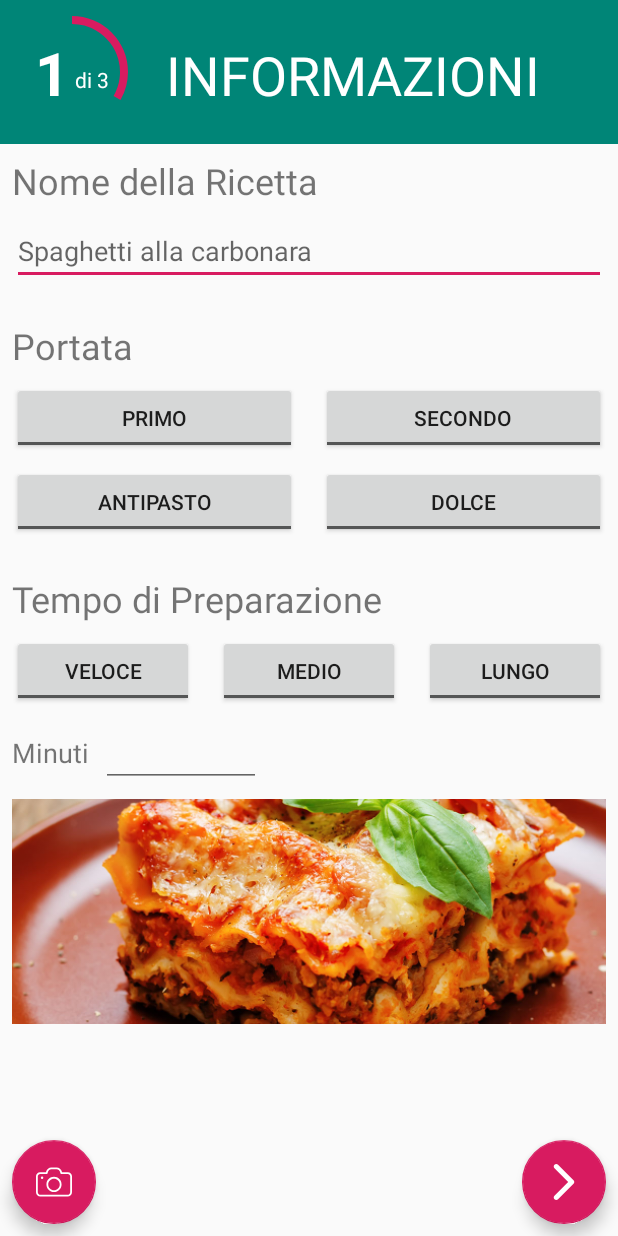
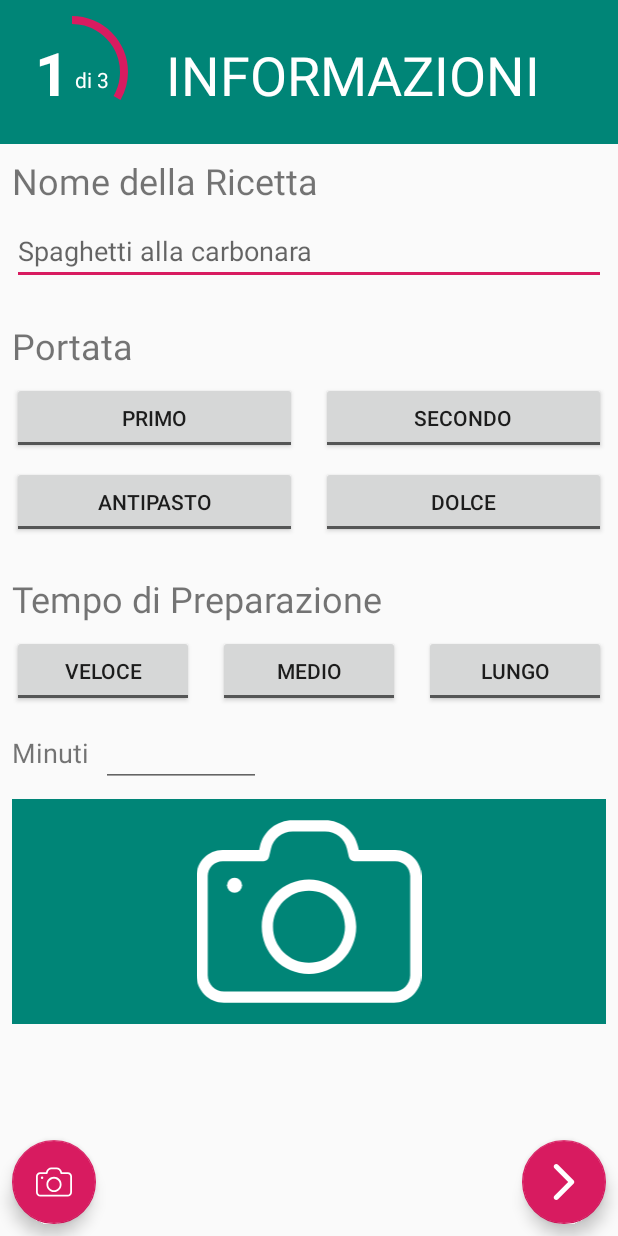
Before and after one commit to progettazioneappmobili/Ricettario, an Android app: the screen it shows after launch (InsertActivity), after a tap on an icon or button, on a phone screen of 412 x 824 dp. Run offline under Robolectric (Android 15) with nearby library versions, the phone set to English and light mode, and no system bars.

Commit message:
Mostra immagini presenti nelle risorse

```diff
--- a/FoodBook/app/src/main/java/com/developer/luca/foodbook/Insert1Fragment.java
+++ b/FoodBook/app/src/main/java/com/developer/luca/foodbook/Insert1Fragment.java
@@ -388,6 +388,7 @@ public class Insert1Fragment extends Fragment {
                 try {
                     // Recupera bitmap da URI immagine selezionata
                     Bitmap imageBitmap = MediaStore.Images.Media.getBitmap(mainActivity.getContentResolver(), contentURI);
+                    imageView.setScaleType(ImageView.ScaleType.CENTER_CROP);
                     imageView.setImageBitmap(imageBitmap);
 
                     // Crea file in cartella personale
@@ -419,6 +420,7 @@ public class Insert1Fragment extends Fragment {
                     Log.d("RECIPE SET", "uri: "+contentURI.toString());
 
                     if (thumbnailBitmap != null){
+                        imageView.setScaleType(ImageView.ScaleType.CENTER_CROP);
                         imageView.setImageBitmap(thumbnailBitmap);
                     }
                 } catch (IOException e) {
--- a/FoodBook/app/src/main/java/com/developer/luca/foodbook/MyExpandableListAdapter.java
+++ b/FoodBook/app/src/main/java/com/developer/luca/foodbook/MyExpandableListAdapter.java
@@ -244,11 +244,12 @@ public class MyExpandableListAdapter extends BaseExpandableListAdapter {
      */
     private ImageView setImage(long id, ImageView img, View convertView){
         String filename = getFilename(id);
-        if (filename.equals("dish_icon") || filename.equals("lasagne")){ // icona di default => foto non presente
-            img.setImageResource(R.drawable.dish_icon);
+        int resID = convertView.getResources().getIdentifier(filename , "drawable", "com.developer.luca.foodbook");
+
+        if (resID != 0){ // icona di default => foto non presente
+            //img.setImageResource(R.drawable.dish_icon);
+            img.setImageResource(resID);
         }else{ // icona presente, cerco l'id del file
-            //int resID = convertView.getResources().getIdentifier(filename , "drawable", "com.developer.luca.foodbook");
-            //img.setImageResource(resID);
 
             try {
                 Uri contentURI = Uri.parse(filename);
--- a/FoodBook/app/src/main/res/layout/activity_preferred.xml
+++ b/FoodBook/app/src/main/res/layout/activity_preferred.xml
@@ -16,6 +16,7 @@
     <ExpandableListView
         android:layout_width="match_parent"
         android:layout_height="match_parent"
-        android:id="@+id/expandableListViewPreferred"/>
+        android:id="@+id/expandableListViewPreferred"
+        android:groupIndicator="@drawable/expandablelist_icon"/>
 
 </LinearLayout>
--- a/FoodBook/app/src/main/res/layout/fragment_insert1.xml
+++ b/FoodBook/app/src/main/res/layout/fragment_insert1.xml
@@ -216,12 +216,13 @@
                 android:layout_marginEnd="8dp"
                 android:layout_marginRight="8dp"
                 android:layout_marginBottom="8dp"
-                android:scaleType="centerCrop"
+                android:background="@color/colorPrimary"
+                android:scaleType="fitCenter"
                 app:layout_constraintBottom_toBottomOf="parent"
                 app:layout_constraintEnd_toEndOf="parent"
                 app:layout_constraintStart_toStartOf="parent"
                 app:layout_constraintTop_toBottomOf="@+id/minutes_editText"
-                app:srcCompat="@drawable/lasagne" />
+                app:srcCompat="@drawable/ic_icon_camera" />
 
         </android.support.constraint.ConstraintLayout>
     </android.support.v4.widget.NestedScrollView>
```
Also changed, not shown: FoodBook/app/src/main/java/com/developer/luca/foodbook/ShowExpandableListAdapter.java (+6 -2 lines).
